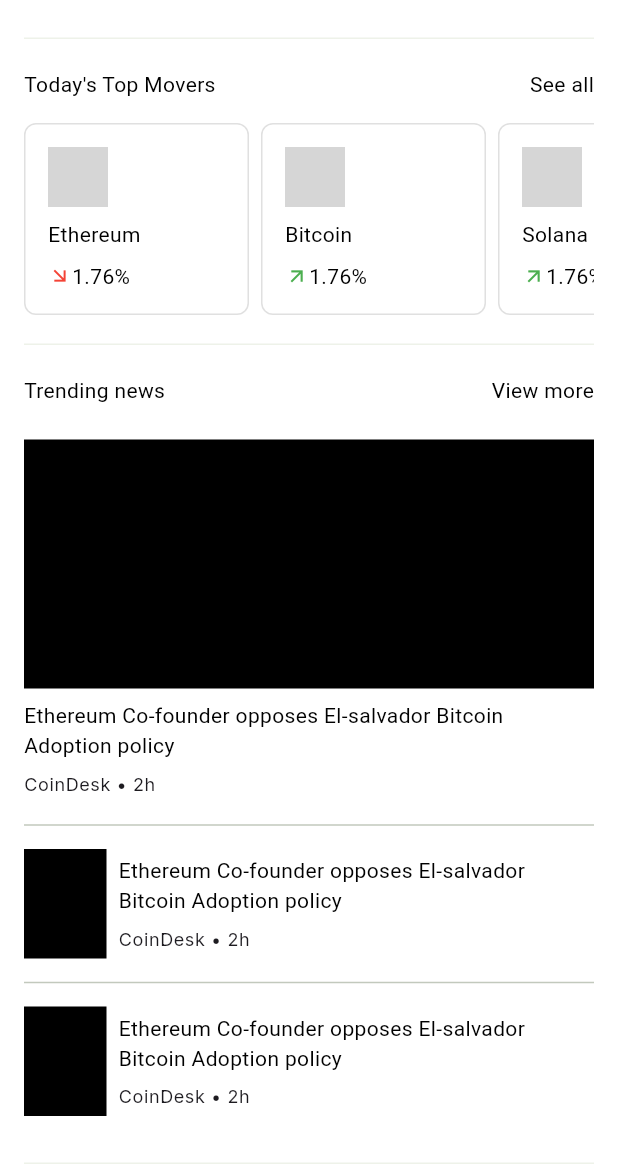
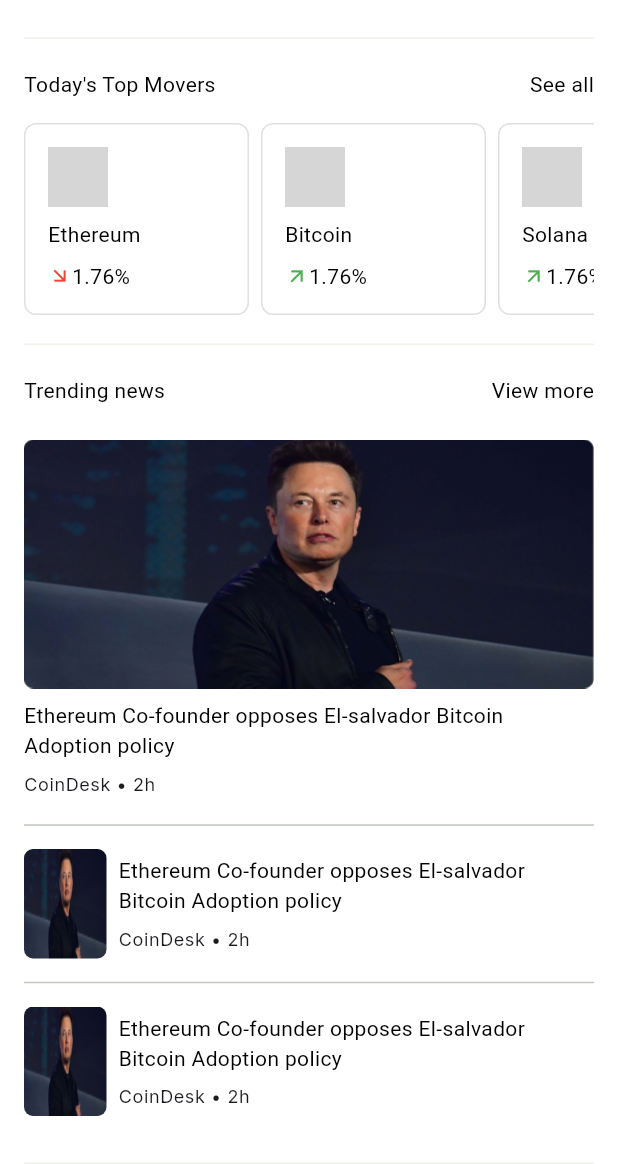
Before and after one commit to Mastersam07/hackpay, a Flutter app: the ExploreView screen opened directly, scrolled down 315 dp, on a phone screen of 412 x 824 dp, the part 72-1236 px from its top. Run offline on Flutter 3.47's test engine with Material 3 defaults, Android fonts, the phone set to English and light mode, and no system bars; our stand-ins replace dio, get_it, google_fonts, shared_preferences; missing offline and left inert: flutter_svg_plus; accounts and stored records are empty; network calls fail; project files that could hold a hidden picture were left out; grey boxes are pictures that could not be loaded.

Commit message:
chore: improvements

```diff
--- a/lib/features/auth/data/auth_repo.dart
+++ b/lib/features/auth/data/auth_repo.dart
@@ -1,3 +1,5 @@
+// coverage:ignore-file
+
 import 'dart:convert';
 
 import 'package:hackpay/features/auth/domain/dtos/auth_dto.dart';
--- a/lib/features/auth/presentation/widgets/pay_textfield.dart
+++ b/lib/features/auth/presentation/widgets/pay_textfield.dart
@@ -77,8 +77,8 @@ class _PayTextFieldState extends State<PayTextField> {
                       child: Padding(
                         padding: const EdgeInsets.symmetric(horizontal: 12),
                         child: switch (obscurePassword) {
-                          true => const Text('SHOW', key: Key('showPassword')),
-                          false => const Text('HIDE', key: Key('hidePassword')),
+                          true => const Text('SHOW'),
+                          false => const Text('HIDE'),
                         },
                       ),
                     ),
--- a/lib/features/dashboard/presentation/views/dashboard.dart
+++ b/lib/features/dashboard/presentation/views/dashboard.dart
@@ -92,6 +92,7 @@ class _DashboardViewState extends State<DashboardView>
           builder: (_, page, __) {
             return BottomNavigationBar(
               selectedItemColor: Colors.black,
+              backgroundColor: Colors.white,
               onTap: onPageChanged,
               currentIndex: page,
               type: BottomNavigationBarType.fixed,
--- a/lib/features/explore/presentation/views/home.dart
+++ b/lib/features/explore/presentation/views/home.dart
@@ -140,6 +140,7 @@ class ExploreView extends StatelessWidget with MoneyFormat {
                   itemBuilder: (context, index) {
                     if (index == 0) {
                       return NewsCard.expanded(
+                        imageUrl: ImageAssets.newsImage,
                         headline:
                             'Ethereum Co-founder opposes El-salvador Bitcoin Adoption policy',
                         publication: 'CoinDesk',
@@ -148,6 +149,7 @@ class ExploreView extends StatelessWidget with MoneyFormat {
                       );
                     }
                     return NewsCard.collapsed(
+                      imageUrl: ImageAssets.newsImage,
                       headline:
                           'Ethereum Co-founder opposes El-salvador Bitcoin Adoption policy',
                       publication: 'CoinDesk',
--- a/lib/features/explore/presentation/widgets/news_card.dart
+++ b/lib/features/explore/presentation/widgets/news_card.dart
@@ -6,6 +6,7 @@ class NewsCard extends StatelessWidget {
     required this.headline,
     required this.publication,
     required this.publishedAt,
+    required this.imageUrl,
   }) : isExpanded = true;
 
   const NewsCard.collapsed({
@@ -13,11 +14,13 @@ class NewsCard extends StatelessWidget {
     required this.headline,
     required this.publication,
     required this.publishedAt,
+    required this.imageUrl,
   }) : isExpanded = false;
 
   final String headline;
   final String publication;
   final DateTime publishedAt;
+  final String imageUrl;
 
   final bool isExpanded;
 
@@ -69,7 +72,10 @@ class NewsCard extends StatelessWidget {
                   SizedBox(
                     height: 166,
                     width: double.infinity,
-                    child: Container(color: Colors.black),
+                    child: Image.asset(
+                      imageUrl,
+                      fit: BoxFit.fill,
+                    ),
                   ),
                   const SizedBox(height: 8),
                   content,
@@ -87,7 +93,13 @@ class NewsCard extends StatelessWidget {
                 SizedBox(
                   width: 55,
                   height: 73,
-                  child: Container(color: Colors.black),
+                  child: ClipRRect(
+                    borderRadius: BorderRadius.circular(6),
+                    child: Image.asset(
+                      imageUrl,
+                      fit: BoxFit.fill,
+                    ),
+                  ),
                 ),
                 const SizedBox(width: 8),
                 Expanded(
--- a/lib/features/transactions/presentation/views/transactions_view.dart
+++ b/lib/features/transactions/presentation/views/transactions_view.dart
@@ -38,6 +38,7 @@ class _TransactionsViewState extends State<TransactionsView> with MoneyFormat {
         builder: (context, _) {
           return LoadingOverlay(
             isLoading: transactionVm.isBusy,
+            color: Colors.white,
             opacity: 1,
             progressIndicator: Column(
               mainAxisSize: MainAxisSize.min,
@@ -57,8 +58,8 @@ class _TransactionsViewState extends State<TransactionsView> with MoneyFormat {
             child: Scaffold(
               appBar: AppBar(
                 leading: const HackPayBackButton(),
-                title:
-                    Text("${widget.currency.name.toUpperCase()} transactions"),
+                title: Text(
+                    "${widget.currency.shortName.toUpperCase()} transactions"),
               ),
               body: SafeArea(
                 child: ListView.separated(
--- a/lib/shared/assets.dart
+++ b/lib/shared/assets.dart
@@ -1,3 +1,5 @@
+// coverage:ignore-file
+
 import 'package:flutter_svg_plus/flutter_svg.dart';
 
 class ImageAssets {
--- a/lib/shared/hackpay_overlay.dart
+++ b/lib/shared/hackpay_overlay.dart
@@ -34,13 +34,11 @@ class LoadingOverlayState extends State<LoadingOverlay>
         vsync: this, duration: const Duration(milliseconds: 300));
     _animation = Tween(begin: 0.0, end: 1.0).animate(_controller);
     _animation.addStatusListener((status) {
-      // ignore: unnecessary_statements
       status == AnimationStatus.forward
           ? setState(() {
               _overlayVisible = true;
             })
           : null;
-      // ignore: unnecessary_statements
       status == AnimationStatus.dismissed
           ? setState(() {
               _overlayVisible = false;
--- a/lib/shared/mixins.dart
+++ b/lib/shared/mixins.dart
@@ -4,8 +4,6 @@ mixin class MoneyFormat {
   NumberFormat currencyFormat({int decimalDigits = 0, String symbol = '₦'}) =>
       NumberFormat.currency(symbol: symbol, decimalDigits: decimalDigits);
 
-  NumberFormat get decimalOnlyFormat => NumberFormat('.00');
-
   NumberFormat get percentageFormat => NumberFormat('.00');
 
   DateFormat get transactionDateFormat => DateFormat('yyyy-MM-dd • hh:mm');
--- a/pubspec.yaml
+++ b/pubspec.yaml
@@ -18,6 +18,7 @@ dependencies:
   get_it: ^8.0.1
   google_fonts: ^6.2.1
   intl: ^0.19.0
+  mocktail: ^1.0.4
   shared_preferences: ^2.3.2
 
 dev_dependencies:
```
Also changed, not shown: assets/svgs/tezos_coin.svg (deleted), pubspec.lock, 1 other file.
